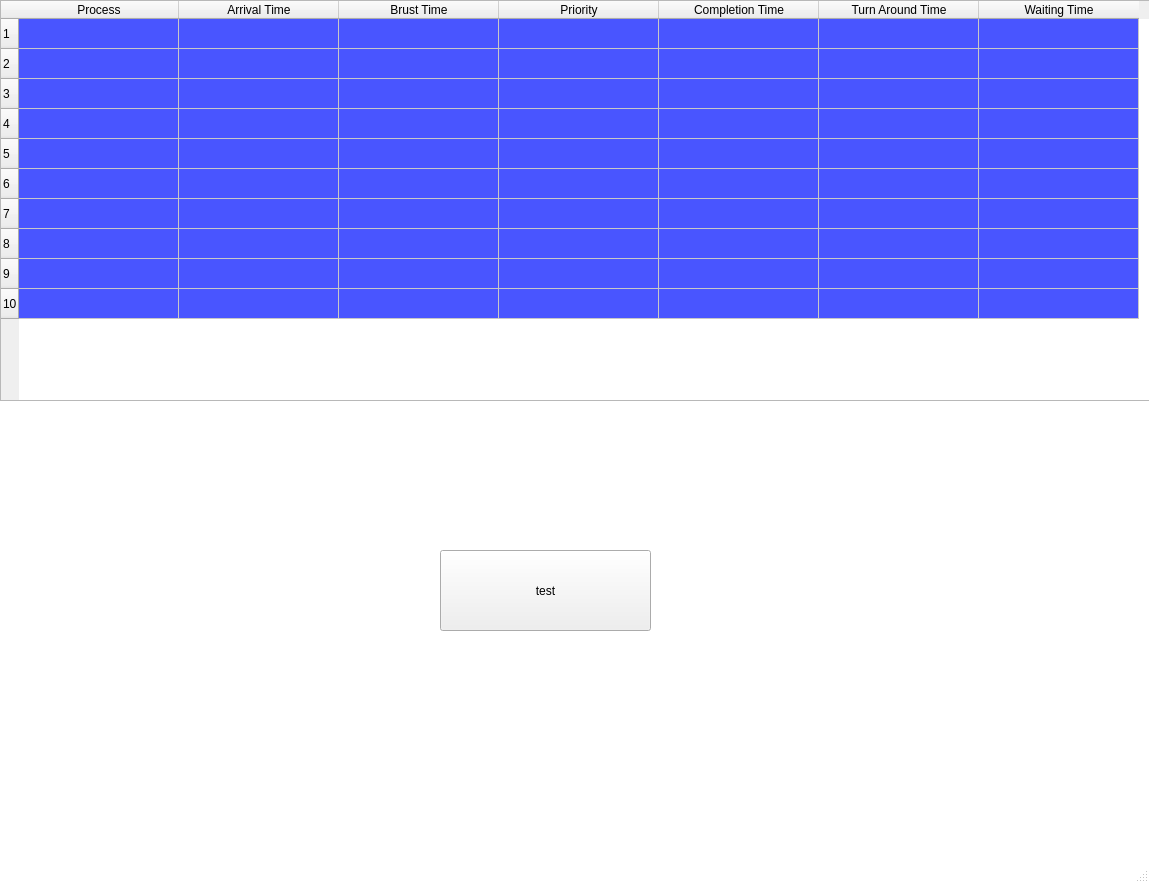
Qt form simulatorWindow.ui (Process-Scheduling-Algorithm-Simulator/Simulator) before a commit.
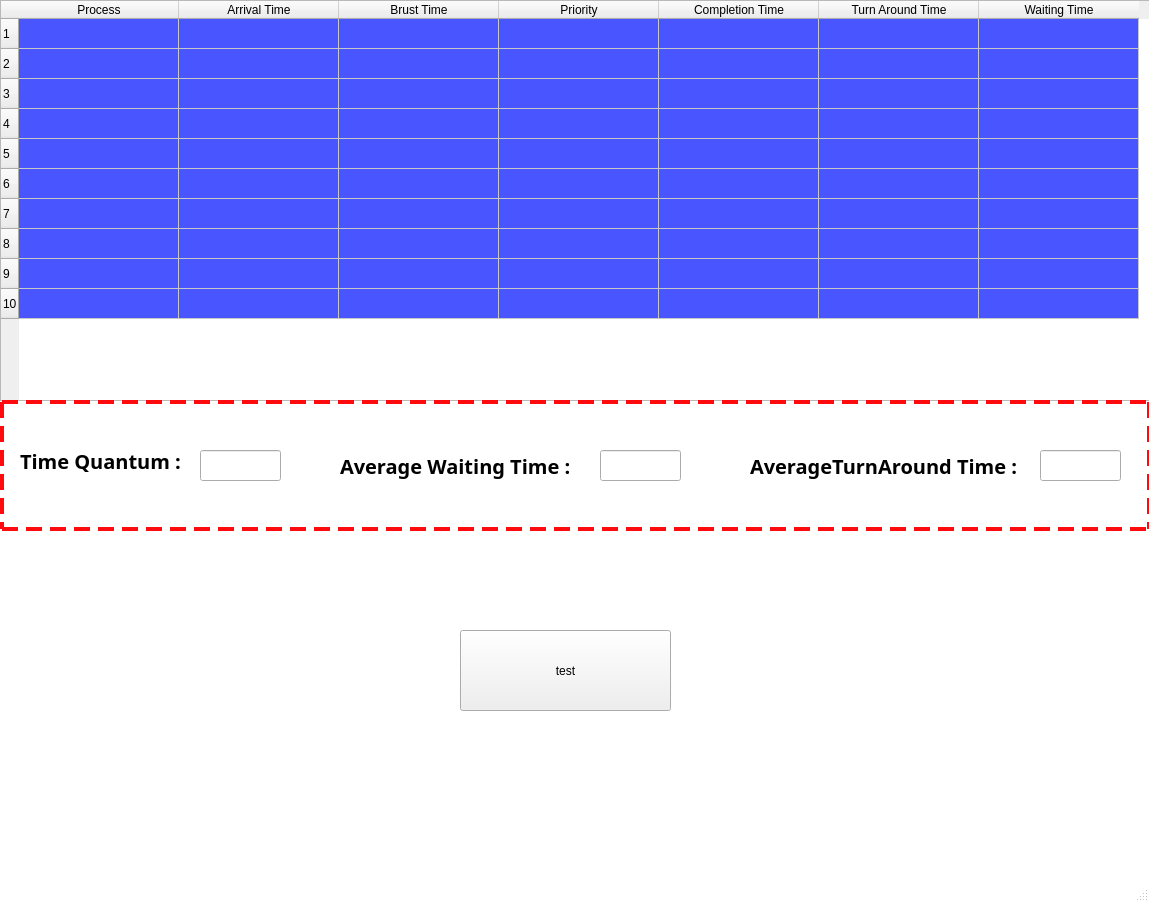
The same form after that commit.

Diff of the .ui file:
```diff
--- a/simulatorWindow.ui
+++ b/simulatorWindow.ui
@@ -7,7 +7,7 @@
     <x>0</x>
     <y>0</y>
     <width>1149</width>
-    <height>883</height>
+    <height>902</height>
    </rect>
   </property>
   <property name="windowTitle">
@@ -115,8 +115,8 @@
    <widget class="QPushButton" name="test">
     <property name="geometry">
      <rect>
-      <x>440</x>
-      <y>550</y>
+      <x>460</x>
+      <y>630</y>
       <width>211</width>
       <height>81</height>
      </rect>
@@ -125,6 +125,201 @@
      <string>test</string>
     </property>
    </widget>
+   <widget class="QFrame" name="frame">
+    <property name="geometry">
+     <rect>
+      <x>0</x>
+      <y>400</y>
+      <width>1151</width>
+      <height>131</height>
+     </rect>
+    </property>
+    <property name="font">
+     <font>
+      <family>Tahoma</family>
+      <pointsize>12</pointsize>
+      <weight>75</weight>
+      <bold>true</bold>
+     </font>
+    </property>
+    <property name="styleSheet">
+     <string notr="true">QFrame
+{
+border : 4px dashed rgb(255, 11, 15)
+}</string>
+    </property>
+    <property name="frameShape">
+     <enum>QFrame::StyledPanel</enum>
+    </property>
+    <property name="frameShadow">
+     <enum>QFrame::Raised</enum>
+    </property>
+    <widget class="QLabel" name="label">
+     <property name="geometry">
+      <rect>
+       <x>20</x>
+       <y>40</y>
+       <width>191</width>
+       <height>41</height>
+      </rect>
+     </property>
+     <property name="font">
+      <font>
+       <family>Segoe UI Black</family>
+       <pointsize>-1</pointsize>
+       <weight>75</weight>
+       <bold>true</bold>
+      </font>
+     </property>
+     <property name="styleSheet">
+      <string notr="true">QLabel
+{
+font-size : 20px;
+border : none;
+}
+
+</string>
+     </property>
+     <property name="text">
+      <string>Time Quantum : </string>
+     </property>
+    </widget>
+    <widget class="QLabel" name="label_2">
+     <property name="geometry">
+      <rect>
+       <x>340</x>
+       <y>40</y>
+       <width>241</width>
+       <height>51</height>
+      </rect>
+     </property>
+     <property name="font">
+      <font>
+       <family>Segoe UI Black</family>
+       <pointsize>-1</pointsize>
+       <weight>75</weight>
+       <bold>true</bold>
+      </font>
+     </property>
+     <property name="styleSheet">
+      <string notr="true">QLabel
+{
+font-size : 20px;
+border : none;
+}
+
+</string>
+     </property>
+     <property name="text">
+      <string>Average Waiting Time : </string>
+     </property>
+    </widget>
+    <widget class="QLabel" name="label_3">
+     <property name="geometry">
+      <rect>
+       <x>750</x>
+       <y>40</y>
+       <width>281</width>
+       <height>51</height>
+      </rect>
+     </property>
+     <property name="font">
+      <font>
+       <family>Segoe UI Black</family>
+       <pointsize>-1</pointsize>
+       <weight>75</weight>
+       <bold>true</bold>
+      </font>
+     </property>
+     <property name="styleSheet">
+      <string notr="true">QLabel
+{
+font-size : 20px;
+border : none;
+}
+
+</string>
+     </property>
+     <property name="text">
+      <string>AverageTurnAround Time : </string>
+     </property>
+    </widget>
+    <widget class="QLineEdit" name="averageTAT">
+     <property name="geometry">
+      <rect>
+       <x>1040</x>
+       <y>50</y>
+       <width>81</width>
+       <height>31</height>
+      </rect>
+     </property>
+     <property name="font">
+      <font>
+       <family>Source Sans Pro Black</family>
+       <pointsize>14</pointsize>
+       <weight>75</weight>
+       <italic>false</italic>
+       <bold>true</bold>
+      </font>
+     </property>
+     <property name="styleSheet">
+      <string notr="true">QLineEdit
+{
+padding : 1px 2px 2px 2px;
+}</string>
+     </property>
+    </widget>
+    <widget class="QLineEdit" name="averageWT">
+     <property name="geometry">
+      <rect>
+       <x>600</x>
+       <y>50</y>
+       <width>81</width>
+       <height>31</height>
+      </rect>
+     </property>
+     <property name="font">
+      <font>
+       <family>Source Sans Pro Black</family>
+       <pointsize>14</pointsize>
+       <weight>75</weight>
+       <italic>false</italic>
+       <bold>true</bold>
+      </font>
+     </property>
+     <property name="styleSheet">
+      <string notr="true">QLineEdit
+{
+padding : 1px 2px 2px 2px;
+}</string>
+     </property>
+    </widget>
+    <widget class="QLineEdit" name="timeQuantum">
+     <property name="geometry">
+      <rect>
+       <x>200</x>
+       <y>50</y>
+       <width>81</width>
+       <height>31</height>
+      </rect>
+     </property>
+     <property name="font">
+      <font>
+       <family>Source Sans Pro Black</family>
+       <pointsize>14</pointsize>
+       <weight>75</weight>
+       <italic>false</italic>
+       <bold>true</bold>
+      </font>
+     </property>
+     <property name="styleSheet">
+      <string notr="true">QLineEdit
+{
+padding : 1px 2px 2px 2px;
+}</string>
+     </property>
+    </widget>
+   </widget>
   </widget>
   <widget class="QStatusBar" name="statusbar"/>
  </widget>
```
